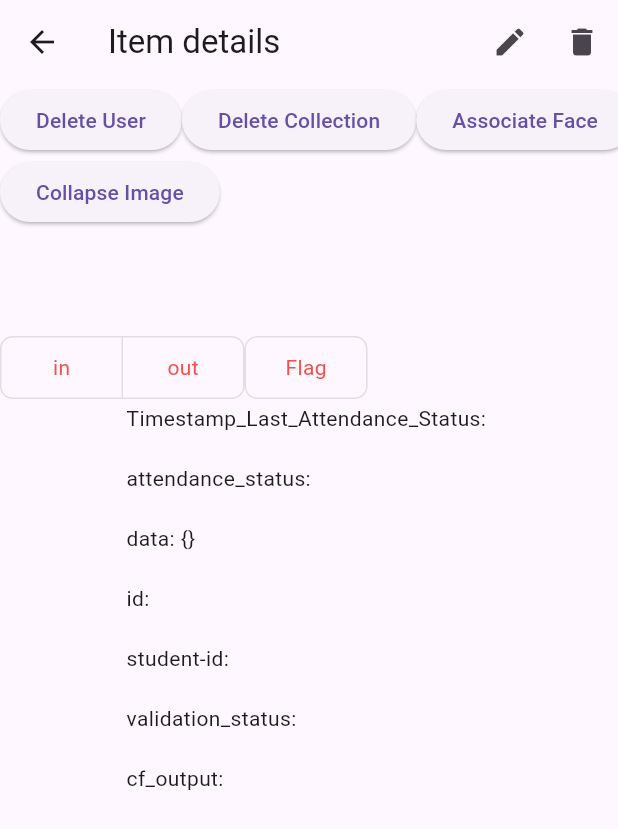
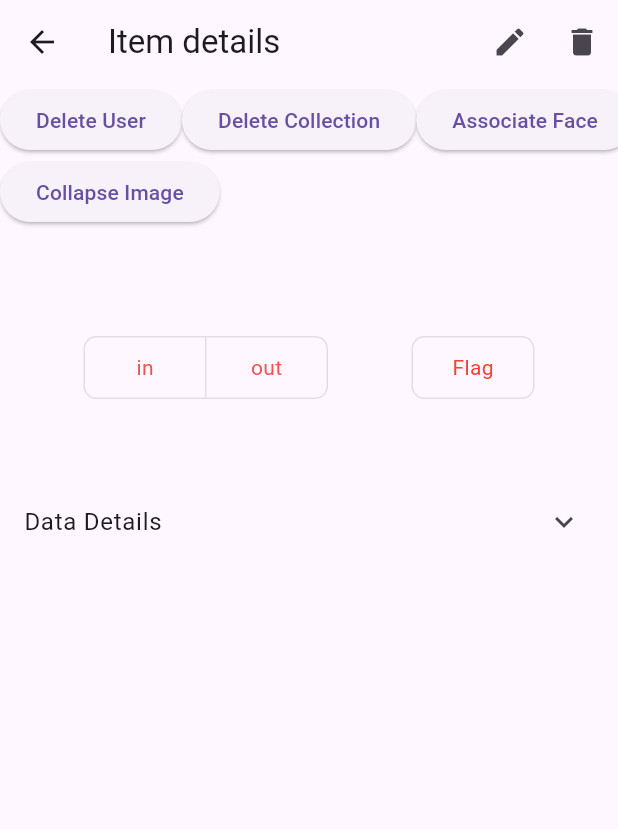
Before and after one commit to earlsab/here, a Flutter app: the ItemDetails screen opened directly with empty values, on a phone screen of 412 x 824 dp. Shown: the top 829 px of the screen. Run offline on Flutter 3.47's test engine with Material 3 defaults, Android fonts, the phone set to English and light mode, and no system bars; our stand-ins replace camera, cloud_firestore, firebase_auth, firebase_core, firebase_storage, fluttertoast and 3 more; missing offline and left inert: google_mlkit_commons, google_mlkit_face_detection; accounts and stored records are empty.

Commit message:
cleaned up ui

```diff
--- a/lib/screens/reusable-pages/add_item.dart
+++ b/lib/screens/reusable-pages/add_item.dart
@@ -160,7 +160,7 @@ class _AddItemState extends State<AddItem> {
                             Map<String, String> dataToSend = {
                               'student-id': studentId,
                               'image': imageUrl,
-                              'photo_validation_status': "for-processing",
+                              'validation_status': "for-processing",
                               'recorded_by': auth.currentUser?.email as String,
                             };
                             // Customize the document ID here
--- a/lib/screens/reusable-pages/details_item.dart
+++ b/lib/screens/reusable-pages/details_item.dart
@@ -1,5 +1,6 @@
 import 'package:cloud_firestore/cloud_firestore.dart';
 import 'package:flutter/material.dart';
+import 'package:fluttertoast/fluttertoast.dart';
 import 'package:here/screens/reusable-pages/edit_item.dart';
 
 // FIXME: Broken when put in horizontal mode
@@ -161,6 +162,7 @@ class _ItemDetailsState extends State<ItemDetails> {
                       ],
                     ),
                     Row(
+                      mainAxisAlignment: MainAxisAlignment.spaceEvenly,
                       children: [
                         ToggleButtons(
                           isSelected: [
@@ -283,7 +285,14 @@ class _ItemDetailsState extends State<ItemDetails> {
                           isSelected: [
                             data['validation_status'] == 'FLAGGED',
                           ], // Update isSelected property to use _photoSelected list
-                          onPressed: (index) {
+                          onPressed: data['validation_status'] == 'verified'
+                              ? (index) {
+                                  Fluttertoast.showToast(
+                                      msg: 'Error: Cannot flag this item',
+                                      toastLength: Toast.LENGTH_SHORT,
+                                      gravity: ToastGravity.TOP);
+                                }
+                              : (index) {
                                   var reason;
                                   List<bool> flagSelected = [
                                     data['validation_status'] == 'FLAGGED',
@@ -308,12 +317,14 @@ class _ItemDetailsState extends State<ItemDetails> {
                                                       Text(
                                                           'Are you sure you want to flag this item?'),
                                                       TextField(
-                                                  decoration: InputDecoration(
+                                                        decoration:
+                                                            InputDecoration(
                                                           labelText: 'Reason',
                                                         ),
                                                         onChanged: (value) {
                                                           setState(() {
-                                                      if (value.isNotEmpty) {
+                                                            if (value
+                                                                .isNotEmpty) {
                                                               reason = value;
                                                             }
                                                           });
@@ -324,12 +335,15 @@ class _ItemDetailsState extends State<ItemDetails> {
                                                   actions: [
                                                     TextButton(
                                                       onPressed: () {
-                                                  Navigator.of(context).pop();
+                                                        Navigator.of(context)
+                                                            .pop();
                                                         if (reason.isNotEmpty) {
-                                                    widget._reference.update({
+                                                          widget._reference
+                                                              .update({
                                                             'validation_status':
                                                                 'FLAGGED',
-                                                      'flag_reason': reason,
+                                                            'flag_reason':
+                                                                reason,
                                                           });
                                                         }
                                                       },
@@ -337,8 +351,10 @@ class _ItemDetailsState extends State<ItemDetails> {
                                                     ),
                                                     TextButton(
                                                       onPressed: () {
-                                                  Navigator.of(context).pop();
-                                                  flagSelected[buttonIndex] =
+                                                        Navigator.of(context)
+                                                            .pop();
+                                                        flagSelected[
+                                                                buttonIndex] =
                                                             false;
                                                       },
                                                       child: Text('No'),
@@ -361,8 +377,10 @@ class _ItemDetailsState extends State<ItemDetails> {
                                                   actions: [
                                                     TextButton(
                                                       onPressed: () {
-                                                  Navigator.of(context).pop();
-                                                  widget._reference.update({
+                                                        Navigator.of(context)
+                                                            .pop();
+                                                        widget._reference
+                                                            .update({
                                                           'validation_status':
                                                               'for-action',
                                                         });
@@ -371,9 +389,10 @@ class _ItemDetailsState extends State<ItemDetails> {
                                                     ),
                                                     TextButton(
                                                       onPressed: () {
-                                                  Navigator.of(context).pop();
-                                                  flagSelected[buttonIndex] =
-                                                      true;
+                                                        Navigator.of(context)
+                                                            .pop();
+                                                        flagSelected[
+                                                            buttonIndex] = true;
                                                       },
                                                       child: Text('No'),
                                                     ),
@@ -392,9 +411,12 @@ class _ItemDetailsState extends State<ItemDetails> {
                           borderRadius:
                               const BorderRadius.all(Radius.circular(8)),
                           selectedBorderColor: Colors.red[700],
-                          selectedColor: Colors.white,
-                          fillColor: Colors.red[200],
-                          color: Colors.red[400],
+                          color: data['validation_status'] == 'verified'
+                              ? Colors.grey
+                              : Colors.red,
+                          fillColor: data['validation_status'] == 'verified'
+                              ? Colors.green[100]
+                              : Colors.red[100],
                           constraints: const BoxConstraints(
                             minHeight: 40.0,
                             minWidth: 80.0,
@@ -405,6 +427,10 @@ class _ItemDetailsState extends State<ItemDetails> {
                         ),
                       ],
                     ),
+                    SizedBox(height: 50.0),
+                    ExpansionTile(
+                      title: Text('Data Details'),
+                      children: [
                         Align(
                           alignment: Alignment.center,
                           child: Column(
@@ -420,6 +446,9 @@ class _ItemDetailsState extends State<ItemDetails> {
                         ),
                       ],
                     ),
+                    SizedBox(height: 100.0),
+                  ],
+                ),
               );
             }
           }
```
Lines whose indentation alone changed are shown as unchanged.
